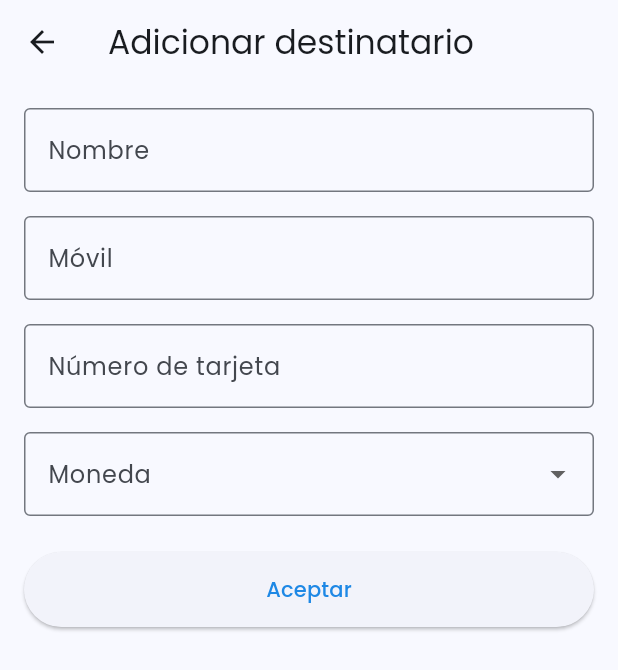
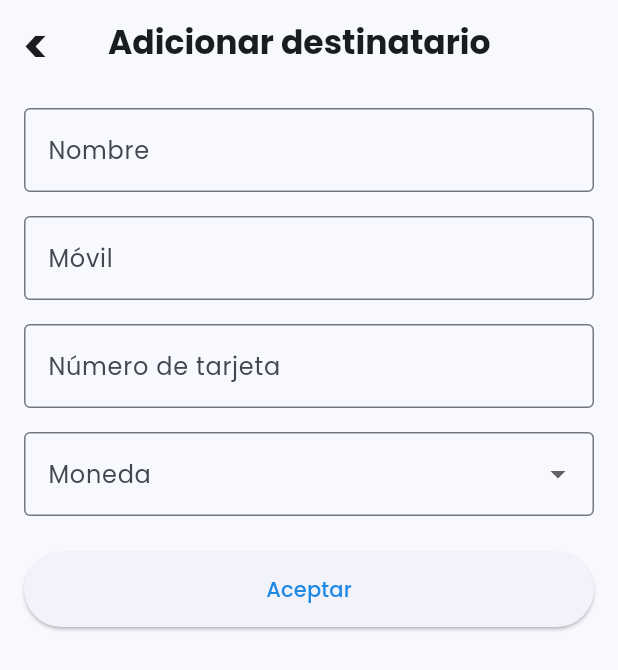
Before and after one commit to LesterCornielt/virtual_wallet, a Flutter app: the AddRecipientPage screen opened directly, on a phone screen of 412 x 824 dp. Shown: the top 670 px of the screen. Run offline on Flutter 3.47's test engine with Material 3 defaults, Android fonts, the phone set to English and light mode, and no system bars; our stand-ins replace dartz, equatable, google_fonts.

Commit message:
/fix: Recipients page done & Back button icon changed in Add_recipients view

```diff
--- a/lib/features/recipients/presentation/pages/add_recipient_page.dart
+++ b/lib/features/recipients/presentation/pages/add_recipient_page.dart
@@ -6,7 +6,22 @@ class AddRecipientPage extends StatelessWidget {
   @override
   Widget build(BuildContext context) {
     return Scaffold(
-      appBar: AppBar(title: const Text('Adicionar destinatario')),
+      appBar: AppBar(
+        leading: Padding(
+          padding: const EdgeInsets.only(right: 8),
+          child: IconButton(
+            icon: const Text(
+              '<',
+              style: TextStyle(fontSize: 32, fontWeight: FontWeight.bold),
+            ),
+            onPressed: () => Navigator.pop(context),
+          ),
+        ),
+        title: const Text(
+          'Adicionar destinatario',
+          style: TextStyle(fontWeight: FontWeight.bold),
+        ),
+      ),
       body: Padding(
         padding: const EdgeInsets.all(16.0),
         child: Column(
```
